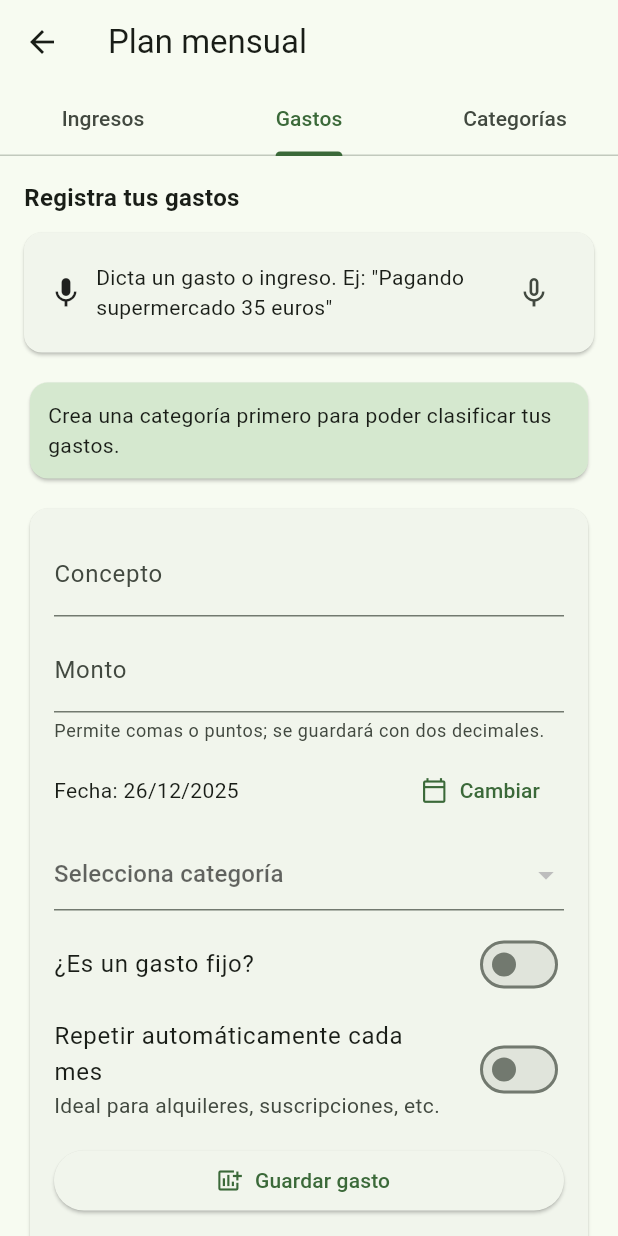
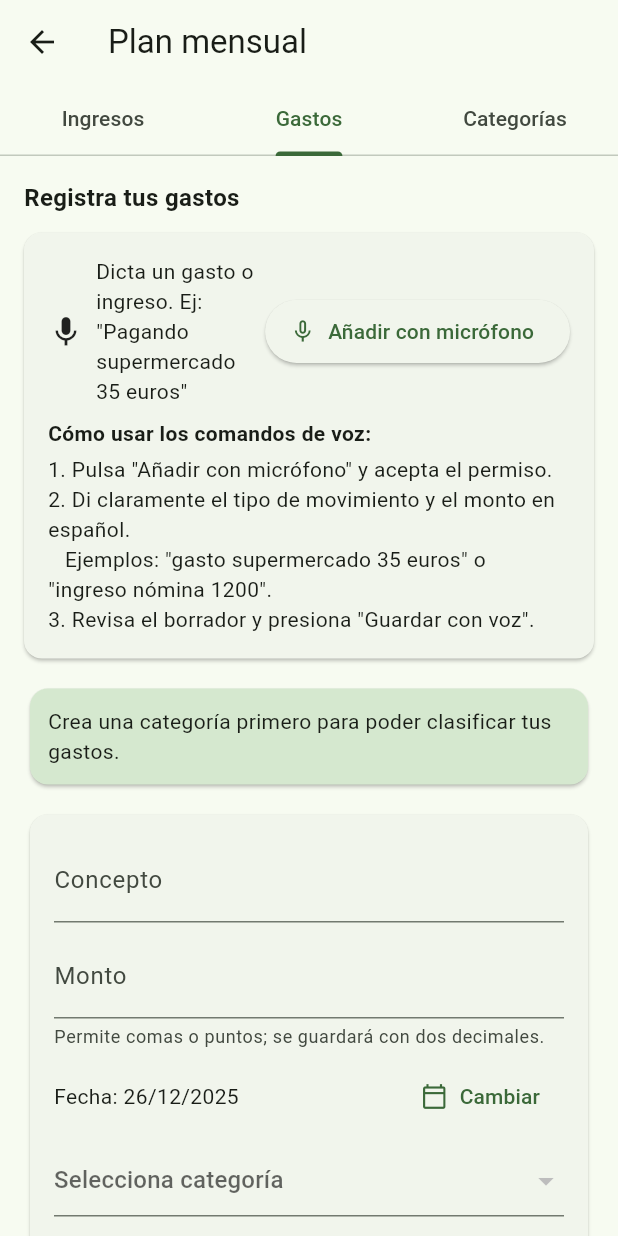
Before and after one commit to raulpereira-01/finance-app, a Flutter app: the MovementsScreen screen opened directly, tab 2 chosen, on a phone screen of 412 x 824 dp. Run offline on Flutter 3.47's test engine with Material 3 defaults, Android fonts, the light colour scheme and no system bars; our stand-ins replace firebase_auth, firebase_core, fl_chart, hive, hive_flutter, local_auth and 1 more; accounts and stored records are empty.

Commit message:
Add Spanish voice mic button and usage guidance

```diff
--- a/lib/presentation/screens/movements/movements_screen.dart
+++ b/lib/presentation/screens/movements/movements_screen.dart
@@ -225,7 +225,9 @@ class _MovementsScreenState extends State<MovementsScreen> {
     });
 
     try {
-      await _voskChannel.invokeMethod('start');
+      await _voskChannel.invokeMethod('start', {
+        'locale': 'es-ES',
+      });
       _voiceSubscription ??=
           _voskResultsChannel.receiveBroadcastStream().listen((event) {
         if (event is String && event.isNotEmpty) {
@@ -354,15 +356,31 @@ class _MovementsScreenState extends State<MovementsScreen> {
                         : 'Dicta un gasto o ingreso. Ej: "Pagando supermercado 35 euros"',
                   ),
                 ),
-                IconButton(
+                ElevatedButton.icon(
                   onPressed: _toggleListening,
                   icon: Icon(
                     _isListening ? Icons.stop_circle_outlined : Icons.mic_none,
                   ),
-                  tooltip: _isListening ? 'Detener' : 'Escuchar',
+                  label:
+                      Text(_isListening ? 'Detener' : 'Añadir con micrófono'),
+                  style: ElevatedButton.styleFrom(
+                    minimumSize: const Size(0, 42),
+                  ),
                 )
               ],
             ),
+            const SizedBox(height: 8),
+            const Text(
+              'Cómo usar los comandos de voz:',
+              style: TextStyle(fontWeight: FontWeight.w600),
+            ),
+            const SizedBox(height: 4),
+            const Text('1. Pulsa "Añadir con micrófono" y acepta el permiso.'),
+            const Text('2. Di claramente el tipo de movimiento y el monto en español.'),
+            const Text(
+              '   Ejemplos: "gasto supermercado 35 euros" o "ingreso nómina 1200".',
+            ),
+            const Text('3. Revisa el borrador y presiona "Guardar con voz".'),
             if (_lastTranscript != null) ...[
               const SizedBox(height: 8),
               Text(
```
